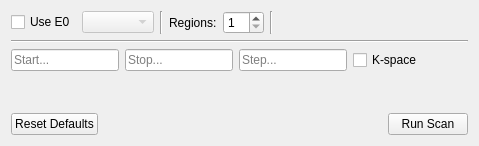
First picture: the form in src/firefly/plans/xafs_scan.ui, repository spc-group/haven, before the edit.
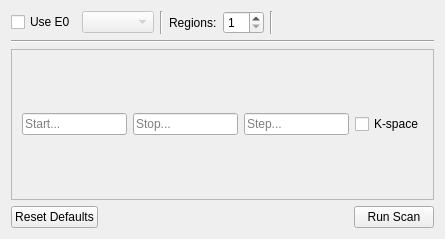
Second picture: the form after the edit. Custom widgets are drawn as their Qt base class.

Commit message: add scroll area as parent of scan region layouts

```diff
--- a/src/firefly/plans/xafs_scan.ui
+++ b/src/firefly/plans/xafs_scan.ui
@@ -6,8 +6,8 @@
    <rect>
     <x>0</x>
     <y>0</y>
-    <width>479</width>
-    <height>146</height>
+    <width>445</width>
+    <height>239</height>
    </rect>
   </property>
   <property name="windowTitle">
@@ -104,12 +104,30 @@
       </widget>
      </item>
      <item>
-      <layout class="QVBoxLayout" name="regions_layout">
+      <widget class="QScrollArea" name="scrollArea">
+       <property name="widgetResizable">
+        <bool>true</bool>
+       </property>
+       <widget class="QWidget" name="scrollAreaWidgetContents">
+        <property name="geometry">
+         <rect>
+          <x>0</x>
+          <y>0</y>
+          <width>427</width>
+          <height>118</height>
+         </rect>
+        </property>
+        <layout class="QVBoxLayout" name="verticalLayout_3">
+         <item>
+          <layout class="QVBoxLayout" name="regions_layout_2">
        <property name="bottomMargin">
         <number>0</number>
        </property>
        <item>
         <layout class="QHBoxLayout" name="region_layout">
+             <property name="leftMargin">
+              <number>1</number>
+             </property>
          <property name="bottomMargin">
           <number>0</number>
          </property>
@@ -182,17 +200,18 @@
       </layout>
      </item>
      <item>
-      <spacer name="verticalSpacer">
-       <property name="orientation">
-        <enum>Qt::Vertical</enum>
-       </property>
-       <property name="sizeHint" stdset="0">
-        <size>
-         <width>20</width>
-         <height>40</height>
-        </size>
-       </property>
-      </spacer>
+          <layout class="QVBoxLayout" name="regions_layout">
+           <property name="sizeConstraint">
+            <enum>QLayout::SetNoConstraint</enum>
+           </property>
+           <property name="bottomMargin">
+            <number>0</number>
+           </property>
+          </layout>
+         </item>
+        </layout>
+       </widget>
+      </widget>
      </item>
      <item>
       <layout class="QHBoxLayout" name="buttons_layout">
```
Lines whose indentation alone changed are shown as unchanged. The commit also changes 1 other file.
